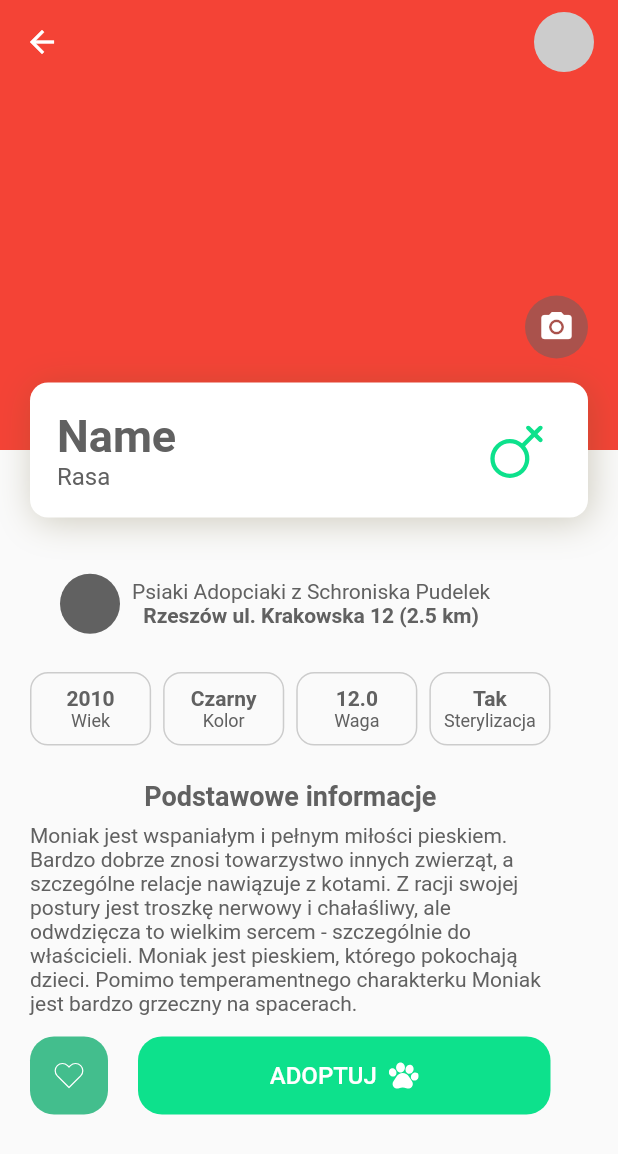
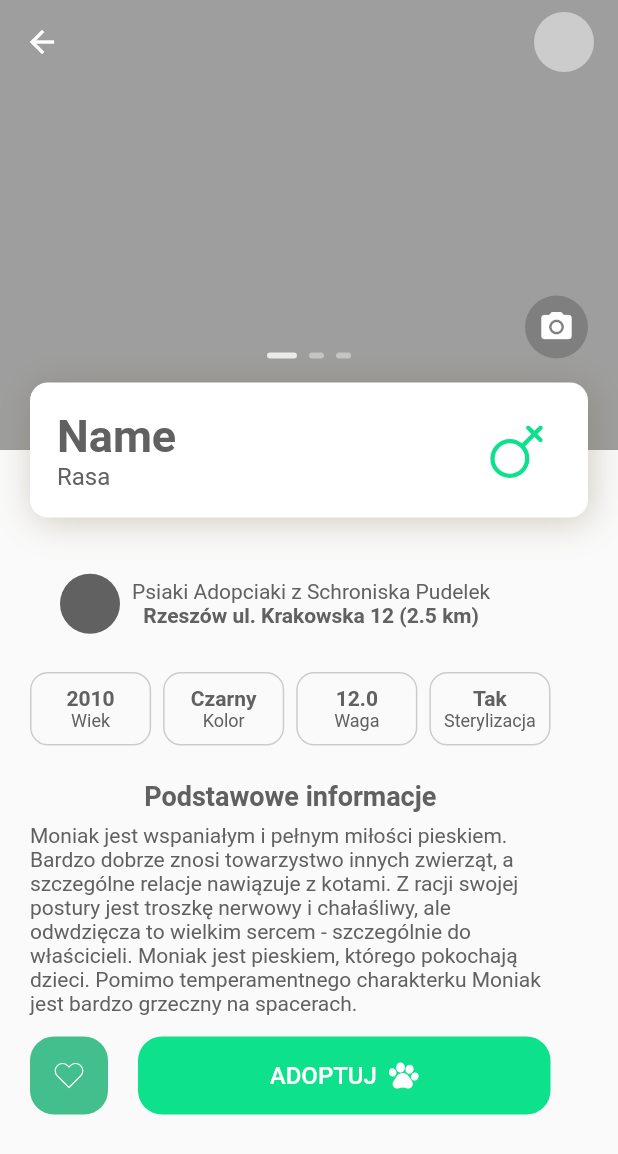
Before and after one commit to MobiCommunity/Lapka.Mobile, a Flutter app: the AdoptPetDetails screen opened directly, on a phone screen of 412 x 824 dp. Shown: the top 1154 px of the screen. Run offline on Flutter 3.47's test engine with Material 2 defaults, Android fonts, the phone set to English and light mode, and no system bars; drawn by our look-alikes of carousel_slider; our stand-ins replace connectivity_plus, flutter_svg, geocoding, geolocator, google_fonts; Roboto replaces fonts that are missing (Ubuntu).

Commit message:
appBar update
appBar update

```diff
--- /dev/null
+++ b/lapka/lib/components/imageCarusel.dart
@@ -0,0 +1,98 @@
+import 'package:carousel_slider/carousel_controller.dart';
+import 'package:carousel_slider/carousel_slider.dart';
+import 'package:flutter/material.dart';
+import 'package:lapka/settings/colors.dart';
+
+class ImageCarusel extends StatefulWidget {
+  final List<Widget> images;
+  const ImageCarusel({Key? key, required this.images}) : super(key: key);
+
+  @override
+  _ImageCaruselState createState() => _ImageCaruselState();
+}
+
+class _ImageCaruselState extends State<ImageCarusel> {
+  int _current = 0;
+  final CarouselController _controller = CarouselController();
+
+  @override
+  Widget build(BuildContext context) {
+    return Stack(
+      children: [
+        CarouselSlider(
+          items: widget.images,
+          carouselController: _controller,
+          options: CarouselOptions(
+              height: MediaQuery.of(context).size.height,
+              viewportFraction: 1.0,
+              enlargeCenterPage: false,
+              enableInfiniteScroll: false,
+              onPageChanged: (index, reason) {
+                setState(() {
+                  _current = index;
+                });
+              }),
+        ),
+        Container(
+          padding: EdgeInsets.only(top:235),
+          alignment: Alignment.topCenter,
+          child: ImageIndicator(current: _current, lenght: widget.images.length))
+      ],
+    );
+  }
+}
+
+class ImageIndicator extends StatefulWidget {
+  int current, lenght;
+  ImageIndicator({ Key? key , required this.current, required this.lenght}) : super(key: key);
+
+  @override
+  _ImageIndicatorState createState() => _ImageIndicatorState();
+}
+
+class _ImageIndicatorState extends State<ImageIndicator> {
+  List<Widget> indicators = [];
+  @override
+  void initState() {
+    _generateIndicators();
+    super.initState();
+  }
+  _generateIndicators(){
+    indicators = [];
+    if(widget.lenght == 1) {indicators.add(Container());return;}
+    for (var i = 0; i < widget.lenght; i++) {
+      if(i == widget.current) indicators.add(
+        Container(
+          height: 4,
+          width: 20,
+          decoration: BoxDecoration(
+            color: BasicColors.white.withOpacity(0.8),
+            borderRadius: BorderRadius.all(Radius.circular(2))
+          )
+        )
+      );
+      else indicators.add(
+        Container(
+          height: 4,
+          width: 10,
+          decoration: BoxDecoration(
+            color: BasicColors.white.withOpacity(0.4),
+            borderRadius: BorderRadius.all(Radius.circular(2))
+          )
+        )
+      );
+      if(i != widget.lenght-1)indicators.add(
+        SizedBox(width: 8,)
+      );
+    }
+  }
+
+  @override
+  Widget build(BuildContext context) {
+    _generateIndicators();
+    return Row(
+      mainAxisAlignment: MainAxisAlignment.center,
+      children: indicators,
+    );
+  }
+}
--- a/lapka/lib/screens/adoptPet/adoptPetDetails.dart
+++ b/lapka/lib/screens/adoptPet/adoptPetDetails.dart
@@ -2,10 +2,10 @@ import 'package:flutter/material.dart';
 import 'package:flutter_svg/flutter_svg.dart';
 import 'package:lapka/components/appBar/customAppBar.dart';
 import 'package:lapka/components/basic/adoptButton.dart';
-import 'package:lapka/components/basic/basicButton.dart';
 import 'package:lapka/components/basic/basicText.dart';
 import 'package:lapka/components/basic/imageButton.dart';
 import 'package:lapka/components/basic/petDetailsComp.dart';
+import 'package:lapka/components/imageCarusel.dart';
 import 'package:lapka/settings/colors.dart';
 
 class AdoptPetDetails extends StatelessWidget {
@@ -31,7 +31,13 @@ class AdoptPetDetails extends StatelessWidget {
                       children: [
                         Container(
                           height: 300,
-                          color: Colors.red,
+                          child: ImageCarusel(
+                            images: [
+                              Container(color: Colors.grey,),
+                              Container(color: Colors.blueGrey,),
+                              Container(color: Colors.grey,),
+                            ],
+                          ),
                         ),
                         Container(
                           padding: EdgeInsets.only(top:197, right: 20),
--- a/lapka/pubspec.yaml
+++ b/lapka/pubspec.yaml
@@ -36,6 +36,7 @@ dependencies:
   geolocator: ^7.4.0
   geocoding: ^2.0.0
   jiffy: ^4.1.0
+  carousel_slider: ^4.0.0
 
 dev_dependencies:
   flutter_test:
```
Also changed, not shown: lapka/lib/screens/adoptPet/adoptPetListPage.dart (+176 -29 lines), lapka/pubspec.lock.
